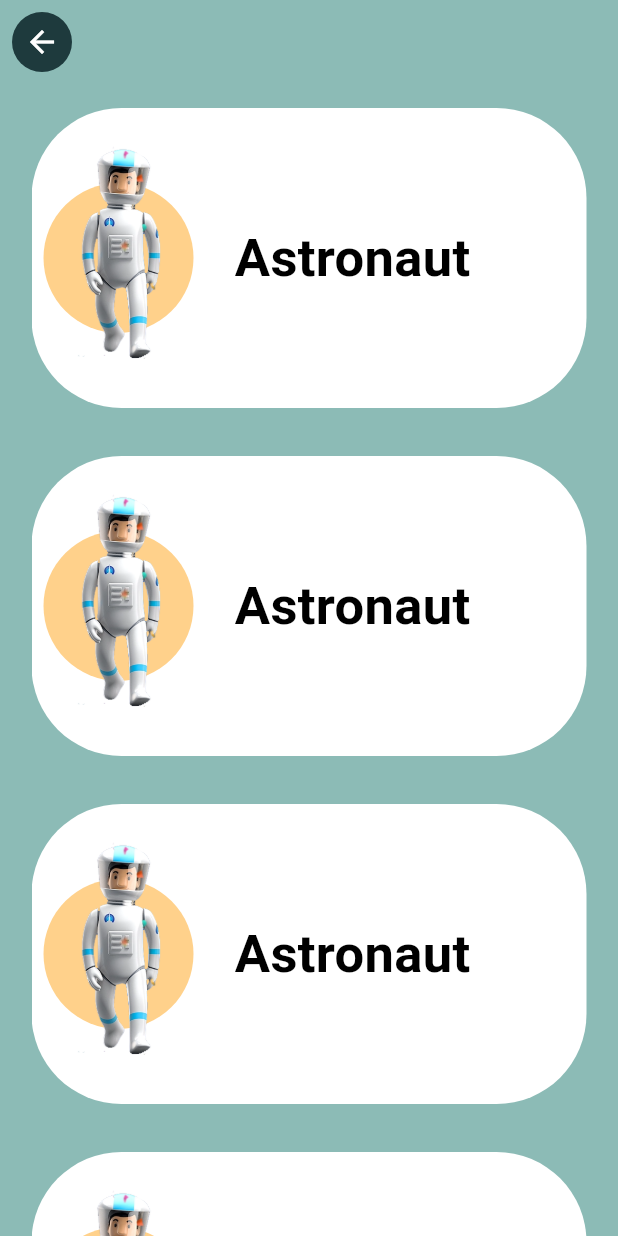
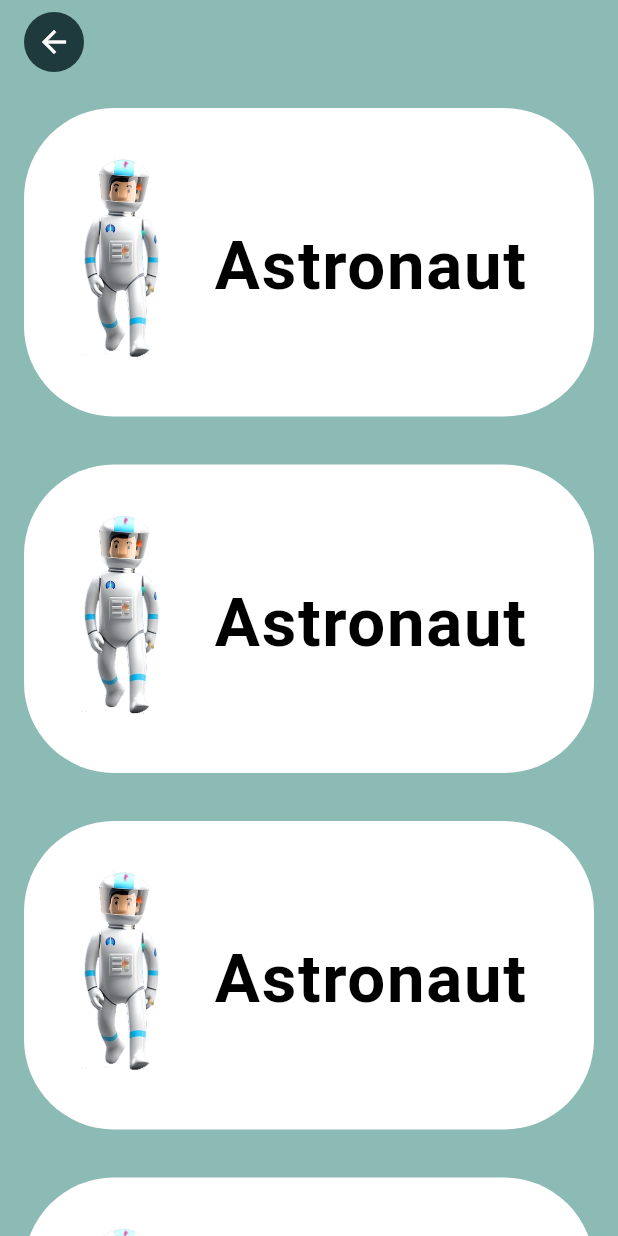
Before and after one commit to Ayman-ELwarak/Mobeen-Application, a Flutter app: the Cardspage screen opened directly, after a tap on "Jobs", on a phone screen of 412 x 824 dp. Run offline on Flutter 3.47's test engine with Material 3 defaults, Android fonts, the phone set to English and light mode, and no system bars.

Commit message:
Add Items of Cards and Fixed Bugs

```diff
--- /dev/null
+++ b/lib/components/BackBotton.dart
@@ -0,0 +1,20 @@
+import 'package:flutter/material.dart';
+
+class BackButtonContainer {
+  Container create(BuildContext context) {
+    return Container(
+      margin: const EdgeInsets.only(left: 16.0),
+      decoration: const BoxDecoration(
+        color: Color(0xFF1E3A3D),
+        shape: BoxShape.circle,
+      ),
+      child: IconButton(
+        icon: const Icon(Icons.arrow_back),
+        color: Colors.white,
+        onPressed: () {
+          Navigator.of(context).pop();
+        },
+      ),
+    );
+  }
+}
--- a/lib/components/GetItemCardsType.dart
+++ b/lib/components/GetItemCardsType.dart
@@ -1,61 +1,62 @@
 import 'package:flutter/material.dart';
 import 'package:mobile_app/models/CardsTypeModel.dart';
+import 'package:mobile_app/screens/ItemOfCards.dart';
 
-List<GestureDetector> getItemscardtype(BuildContext context, List<Cardstypemodel> items) {
+List<GestureDetector> getItemscardtype(
+    BuildContext context, List<Cardstypemodel> items, double paddingListview) {
+  // calculate the size of screen
+  const int numOfItemsPerScreen = 3;
+  final double screenheight = MediaQuery.of(context).size.height -
+      (MediaQuery.of(context).padding.top + kToolbarHeight + paddingListview);
+  const double totalspace = (numOfItemsPerScreen) * 45;
+  final double itemheight = (screenheight - totalspace) / numOfItemsPerScreen;
+  //
   List<GestureDetector> item = [];
   for (int i = 0; i < items.length; i++) {
     item.add(
       GestureDetector(
-          onTap: () {},
+        onTap: () {
+          Navigator.push(
+            context,
+            MaterialPageRoute(builder: (context) {
+              return Itemofcards(cards: items, index: i,);
+            }),
+          );
+        },
         child: Padding(
           padding: const EdgeInsets.only(
             bottom: 32,
           ),
           child: Container(
-              height: 200,
-              width: 300,
+            height: itemheight,
             decoration: BoxDecoration(
               color: Colors.white,
               borderRadius: BorderRadius.circular(60),
             ),
             child: Row(
               children: [
-                  Padding(
-                    padding: const EdgeInsets.only(left: 8.0),
-                    child: Stack(
-                      children: [
-                        Center(
-                          child: Container(
-                            width: 100,
-                            height: 100,
-                            decoration: const BoxDecoration(
-                              color: Color(0xFFFFD18B), // Background color
-                              shape: BoxShape.circle,
-                            ),
-                          ),
-                        ),
-                        Center(
-                          child: SizedBox(
-                            height: 150,
-                            width: 100,
+                Expanded(
+                  flex: 1,
+                  child: Padding(
+                    padding: const EdgeInsets.only(
+                        left: 16.0, top: 32, right: 16, bottom: 32.0),
                     child: Image.asset(items[i].image),
                   ),
                 ),
-                      ],
-                    ),
-                  ),
-                  Padding(
-                    padding: const EdgeInsets.only(left: 16.0),
-                    child: SizedBox(
-                      height: 70,
-                      width: 180,
+                Expanded(
+                  flex: 2,
+                  child: FittedBox(
+                    fit: BoxFit.fitWidth,
+                    child: Padding(
+                      padding: const EdgeInsets.only(right: 10.0),
                       child: Center(
                         child: Text(
                           items[i].name, // text
                           style: const TextStyle(
                             color: Colors.black,
-                            fontSize: 35,
+                            fontSize: 10,
                             fontWeight: FontWeight.bold,
+                          ),
                         ),
                       ),
                     ),
--- a/lib/components/GetItemsCard.dart
+++ b/lib/components/GetItemsCard.dart
@@ -1,11 +1,15 @@
 import 'package:flutter/material.dart';
-import 'package:mobile_app/components/AnimalsList.dart';
-import 'package:mobile_app/components/FamilyList.dart';
-import 'package:mobile_app/components/FoodList.dart';
-import 'package:mobile_app/components/JobsList.dart';
 import 'package:mobile_app/models/CardModel.dart';
+import 'package:mobile_app/screens/CardTypePage.dart';
 
-List<GestureDetector> getItemscard(BuildContext context, List<Cardmodel> items) {
+List<GestureDetector> getItemscard(
+    BuildContext context, List<Cardmodel> items, double paddingListview) {// calculate the size of screen
+  const int numOfItemsPerScreen = 4;
+  final double screenheight = MediaQuery.of(context).size.height -
+      (MediaQuery.of(context).padding.top + kToolbarHeight + paddingListview);
+  const double totalspace = (numOfItemsPerScreen) * 64;
+  final double itemheight = (screenheight - totalspace) / numOfItemsPerScreen;
+  //
   List<GestureDetector> item = [];
   for (int i = 0; i < items.length; i++) {
     item.add(
@@ -15,52 +19,46 @@ List<GestureDetector> getItemscard(BuildContext context, List<Cardmodel> items)
             context,
             MaterialPageRoute(
               builder: (context) {
-                  if (items[i].item_name == 'Food') {
-                    return Foodlist();
-                  } else if (items[i].item_name == 'Animals') {
-                    return Animalslist();
-                  } else if (items[i].item_name == 'Jobs') {
-                    return Jobslist();
-                  } else {
-                    return Familylist();
-                  }
+                return Cardtypepage(items: items[i].items);
               },
             ),
           );
         },
         child: Padding(
-            padding: const EdgeInsets.only(
-              bottom: 64,
-            ),
+          padding: const EdgeInsets.only(bottom: 64, left: 20, right: 20),
           child: Container(
-              height: 120,
-              width: 380,
+            height: itemheight,
             decoration: BoxDecoration(
               color: items[i].color,
               borderRadius: BorderRadius.circular(60),
             ),
             child: Row(
               children: [
-                  Padding(
-                    padding: const EdgeInsets.only(left: 16),
-                    child: SizedBox(
-                      height: 100,
-                      width: 120,
-                      child: Image.asset(items[i].image),
+                Expanded(
+                  flex: 1,
+                  child: Padding(
+                    padding: const EdgeInsets.all(10.0),
+                    child: Image.asset(
+                      items[i].image,
+                      fit: BoxFit.contain,
                     ),
                   ),
-                  Padding(
-                    padding: const EdgeInsets.only(left: 8),
-                    child: SizedBox(
-                      height: 70,
-                      width: 170,
+                ),
+                Expanded(
+                  flex: 2,
                   child: Center(
+                    child: FittedBox(
+                      fit: BoxFit.scaleDown,
+                      child: Padding(
+                        padding: const EdgeInsets.only(right: 25.0),
                         child: Text(
+                          textAlign: TextAlign.center,
                           items[i].item_name,
                           style: const TextStyle(
                             color: Colors.white,
                             fontSize: 45,
                             fontWeight: FontWeight.bold,
+                          ),
                         ),
                       ),
                     ),
--- a/lib/components/JobsList.dart
+++ b/lib/components/JobsList.dart
@@ -1,22 +1,26 @@
-import 'package:flutter/material.dart';
 import 'package:mobile_app/models/CardsTypeModel.dart';
-import 'package:mobile_app/screens/CardTypePage.dart';
 
-// ignore: must_be_immutable
-class Jobslist extends StatelessWidget {
-  List<Cardstypemodel> Jobs = [
-    Cardstypemodel(name: 'Astronaut', image: 'assest/images/jobs.png',),
-    Cardstypemodel(name: 'Astronaut', image: 'assest/images/jobs.png',),
-    Cardstypemodel(name: 'Astronaut', image: 'assest/images/jobs.png',),
-    Cardstypemodel(name: 'Astronaut', image: 'assest/images/jobs.png',),
-    Cardstypemodel(name: 'Astronaut', image: 'assest/images/jobs.png',),
+class Jobslist {
+  final List<Cardstypemodel> Jobs = [
+    Cardstypemodel(
+      name: 'Astronaut',
+      image: 'assest/images/jobs.png',
+    ),
+    Cardstypemodel(
+      name: 'Astronaut',
+      image: 'assest/images/jobs.png',
+    ),
+    Cardstypemodel(
+      name: 'Astronaut',
+      image: 'assest/images/jobs.png',
+    ),
+    Cardstypemodel(
+      name: 'Astronaut',
+      image: 'assest/images/jobs.png',
+    ),
+    Cardstypemodel(
+      name: 'Astronaut',
+      image: 'assest/images/jobs.png',
+    ),
   ];
-  Jobslist({super.key});
-
-  @override
-  Widget build(BuildContext context) {
-    return Cardtypepage(
-      items: Jobs,
-    );
-  }
 }
--- a/lib/screens/CardTypePage.dart
+++ b/lib/screens/CardTypePage.dart
@@ -1,5 +1,6 @@
 import 'package:flutter/material.dart';
 import 'package:mobile_app/components/GetItemCardsType.dart';
+import 'package:mobile_app/components/BackBotton.dart';
 import 'package:mobile_app/models/CardsTypeModel.dart';
 
 // ignore: must_be_immutable
@@ -9,33 +10,22 @@ class Cardtypepage extends StatelessWidget {
 
   @override
   Widget build(BuildContext context) {
+    const double paddingListview = 16.0;
     return Scaffold(
       backgroundColor: const Color(0xFF8CBBB6),
       appBar: AppBar(
         backgroundColor: const Color(0xFF8CBBB6),
-        leading: Container(
-          margin: const EdgeInsets.all(8.0),
-          decoration: const BoxDecoration(
-            color: Color(0xFF1E3A3D),
-            shape: BoxShape.circle,
-          ),
-          child: IconButton(
-            icon: const Icon(Icons.arrow_back),
-            color: Colors.white,
-            onPressed: () {
-              Navigator.of(context).pop();
-            },
-          ),
-        ),
+        leading: BackButtonContainer().create(context),
       ),
       body: Center(
-        child: SizedBox(
-          width: 370,
-          child: Padding(
-            padding: const EdgeInsets.only(top: 16.0),
-            child: ListView(
-              children: getItemscardtype(context, items),
-            ),
+        child: Padding(
+          padding: const EdgeInsets.only(
+            top: paddingListview,
+            left: paddingListview,
+            right: paddingListview,
+          ),
+          child: ListView(
+            children: getItemscardtype(context, items, paddingListview),
           ),
         ),
       ),
--- a/lib/screens/CardsPage.dart
+++ b/lib/screens/CardsPage.dart
@@ -1,6 +1,10 @@
 // ignore_for_file: file_names
 import 'package:flutter/material.dart';
+import 'package:mobile_app/components/AnimalsList.dart';
+import 'package:mobile_app/components/FamilyList.dart';
+import 'package:mobile_app/components/FoodList.dart';
 import 'package:mobile_app/components/GetItemsCard.dart';
+import 'package:mobile_app/components/JobsList.dart';
 import 'package:mobile_app/models/CardModel.dart';
 
 // ignore: must_be_immutable
@@ -10,35 +14,40 @@ class Cardspage extends StatelessWidget {
       item_name: 'Food',
       color: const Color(0xFF8CBBB6),
       image: 'assest/images/food.png',
+      items: Foodlist().Food,
     ),
     Cardmodel(
       item_name: 'Animals',
       color: const Color(0xFFFFD18B),
       image: 'assest/images/animals.png',
+      items: Animalslist().Animals,
     ),
     Cardmodel(
       item_name: 'Jobs',
       color: const Color(0xFF618184),
       image: 'assest/images/jobs.png',
+      items: Jobslist().Jobs,
     ),
     Cardmodel(
       item_name: 'Family',
       color: const Color(0xFFA077AE),
       image: 'assest/images/family.png',
+      items: Familylist().Family,
     ),
   ];
   Cardspage({super.key});
 
   @override
   Widget build(BuildContext context) {
+    const double paddingListview = 20;
     return Scaffold(
       backgroundColor: Colors.white,
       appBar: AppBar(),
       body: Center(
-        child: Padding(
-          padding: const EdgeInsets.only(top: 32),
-          child: Column(
-            children: getItemscard(context, items),
+        child: Container(
+          padding: const EdgeInsets.only(top: paddingListview),
+          child: ListView(
+            children: getItemscard(context, items, paddingListview),
           ),
         ),
       ),
```
Also changed, not shown: lib/components/AnimalsList.dart (+6 -14 lines), lib/components/FamilyList.dart (+5 -13 lines), lib/components/FoodList.dart (+1 -12 lines), lib/models/CardModel.dart (+8 -2 lines), lib/screens/ItemOfCards.dart (added, +214 -0 lines), lib/screens/WelcomePage.dart (+18 -4 lines), assest/images/diamond.png (added). Lines whose indentation alone changed are shown as unchanged.
